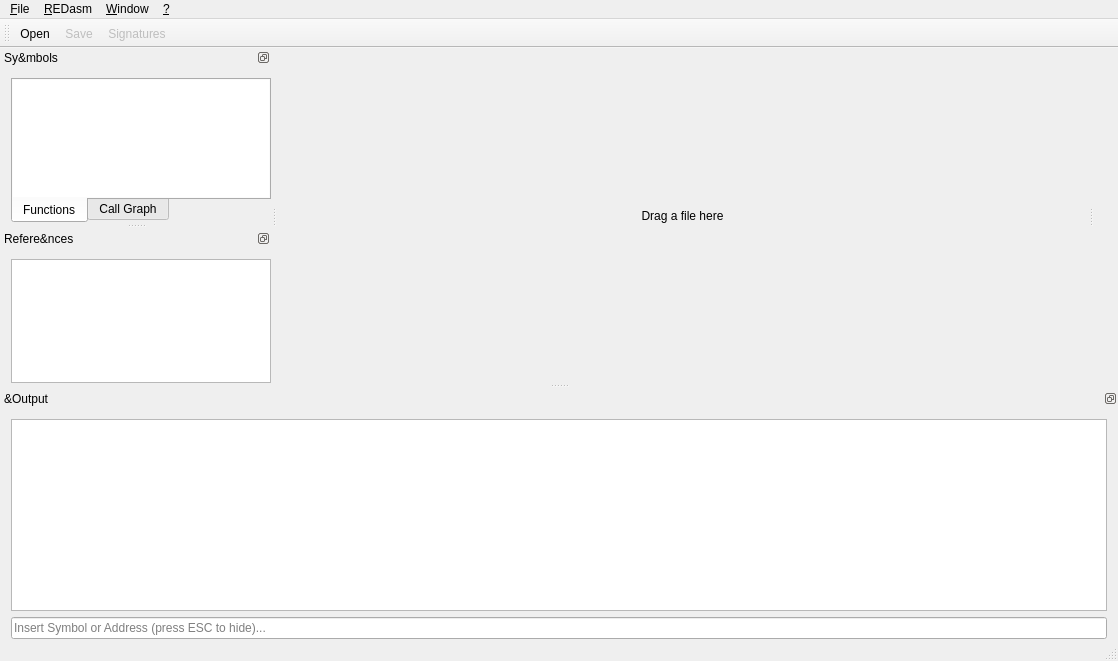
This is mainwindow.ui in REDasmOrg/REDasm as Qt 5 draws it before an edit. The edited form follows.
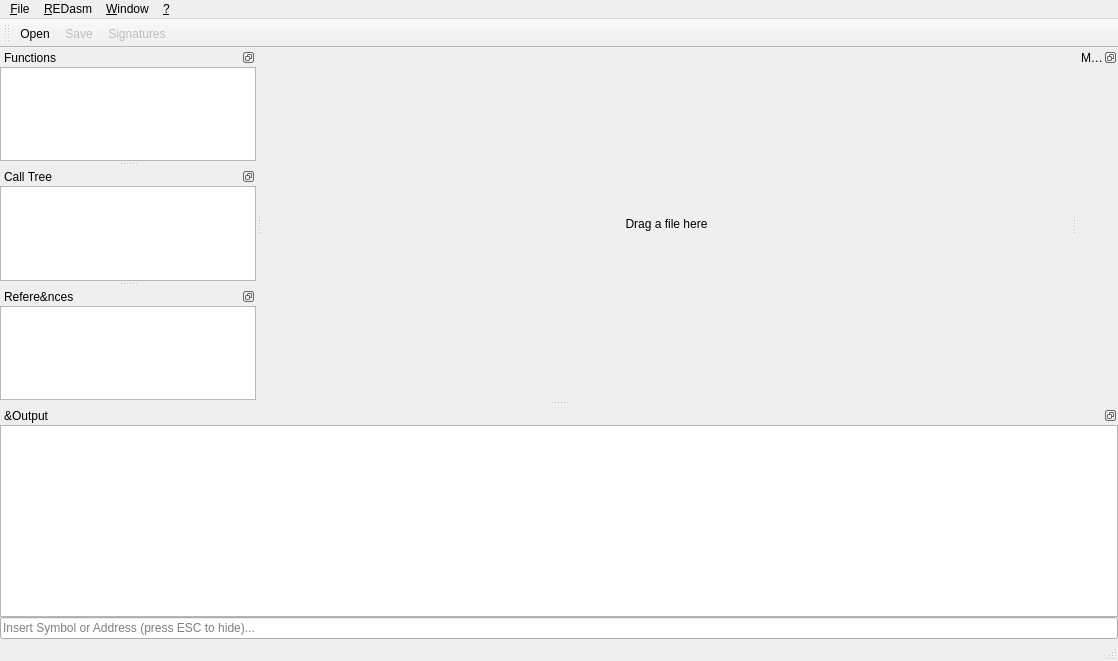
This is the edited form. Icons and pictures are not drawn. Custom widgets are drawn as their Qt base class.

Diff of the .ui file:
```diff
--- a/mainwindow.ui
+++ b/mainwindow.ui
@@ -18,7 +18,7 @@
     <normaloff>:/res/logo.png</normaloff>:/res/logo.png</iconset>
   </property>
   <widget class="QWidget" name="centralWidget">
-   <layout class="QVBoxLayout" name="verticalLayout_3">
+   <layout class="QVBoxLayout" name="verticalLayout_6">
     <property name="spacing">
      <number>0</number>
     </property>
@@ -165,6 +165,18 @@
    </attribute>
    <widget class="QWidget" name="dockWidgetContents">
     <layout class="QVBoxLayout" name="verticalLayout">
+     <property name="spacing">
+      <number>0</number>
+     </property>
+     <property name="leftMargin">
+      <number>0</number>
+     </property>
+     <property name="topMargin">
+      <number>0</number>
+     </property>
+     <property name="rightMargin">
+      <number>0</number>
+     </property>
      <property name="bottomMargin">
       <number>0</number>
      </property>
@@ -196,10 +208,10 @@
   </widget>
   <widget class="QDockWidget" name="dockListingMap">
    <property name="features">
-    <set>QDockWidget::DockWidgetMovable</set>
+    <set>QDockWidget::DockWidgetFloatable|QDockWidget::DockWidgetMovable</set>
    </property>
    <property name="windowTitle">
-    <string/>
+    <string>Map</string>
    </property>
    <attribute name="dockWidgetArea">
     <number>2</number>
@@ -211,35 +223,13 @@
     <set>QDockWidget::DockWidgetFloatable|QDockWidget::DockWidgetMovable</set>
    </property>
    <property name="windowTitle">
-    <string>Sy&amp;mbols</string>
-   </property>
-   <attribute name="dockWidgetArea">
-    <number>1</number>
-   </attribute>
-   <widget class="QWidget" name="dockWidgetContents_3">
-    <layout class="QVBoxLayout" name="verticalLayout_5">
-     <property name="spacing">
-      <number>0</number>
-     </property>
-     <property name="rightMargin">
-      <number>0</number>
-     </property>
-     <property name="bottomMargin">
-      <number>0</number>
-     </property>
-     <item>
-      <widget class="QTabWidget" name="tabModels">
-       <property name="tabPosition">
-        <enum>QTabWidget::South</enum>
-       </property>
-       <property name="currentIndex">
-        <number>0</number>
-       </property>
-       <widget class="QWidget" name="tabFunctions">
-        <attribute name="title">
          <string>Functions</string>
-        </attribute>
-        <layout class="QVBoxLayout" name="verticalLayout_4" stretch="0">
+   </property>
+   <attribute name="dockWidgetArea">
+    <number>1</number>
+   </attribute>
+   <widget class="QWidget" name="dockWidgetContents_3">
+    <layout class="QVBoxLayout" name="verticalLayout_3">
          <property name="spacing">
           <number>0</number>
          </property>
@@ -260,9 +250,6 @@
            <property name="contextMenuPolicy">
             <enum>Qt::CustomContextMenu</enum>
            </property>
-           <property name="frameShape">
-            <enum>QFrame::NoFrame</enum>
-           </property>
            <property name="frameShadow">
             <enum>QFrame::Plain</enum>
            </property>
@@ -300,11 +287,19 @@
          </item>
         </layout>
        </widget>
-       <widget class="QWidget" name="tabCallGraph">
-        <attribute name="title">
-         <string>Call Graph</string>
-        </attribute>
-        <layout class="QVBoxLayout" name="verticalLayout_10">
+  </widget>
+  <widget class="QDockWidget" name="dockCallTree">
+   <property name="features">
+    <set>QDockWidget::DockWidgetFloatable|QDockWidget::DockWidgetMovable</set>
+   </property>
+   <property name="windowTitle">
+    <string>Call Tree</string>
+   </property>
+   <attribute name="dockWidgetArea">
+    <number>1</number>
+   </attribute>
+   <widget class="QWidget" name="dockWidgetContents_8">
+    <layout class="QVBoxLayout" name="verticalLayout_4">
          <property name="spacing">
           <number>0</number>
          </property>
@@ -321,7 +316,7 @@
           <number>0</number>
          </property>
          <item>
-          <widget class="QTreeView" name="tvCallGraph">
+      <widget class="QTreeView" name="tvCallTree">
            <property name="contextMenuPolicy">
             <enum>Qt::CustomContextMenu</enum>
            </property>
@@ -333,10 +328,6 @@
         </layout>
        </widget>
       </widget>
-     </item>
-    </layout>
-   </widget>
-  </widget>
   <widget class="QDockWidget" name="dockReferences">
    <property name="features">
     <set>QDockWidget::DockWidgetFloatable|QDockWidget::DockWidgetMovable</set>
@@ -347,11 +338,17 @@
    <attribute name="dockWidgetArea">
     <number>1</number>
    </attribute>
-   <widget class="QWidget" name="dockWidgetContents_4">
-    <layout class="QVBoxLayout" name="verticalLayout_6">
+   <widget class="QWidget" name="dockWidgetContents_7">
+    <layout class="QVBoxLayout" name="verticalLayout_5">
      <property name="spacing">
       <number>0</number>
      </property>
+     <property name="leftMargin">
+      <number>0</number>
+     </property>
+     <property name="topMargin">
+      <number>0</number>
+     </property>
      <property name="rightMargin">
       <number>0</number>
      </property>
```
Left out of the diff: 2 changed lines with no effect on the pictures. Lines whose indentation alone changed are shown as unchanged.
